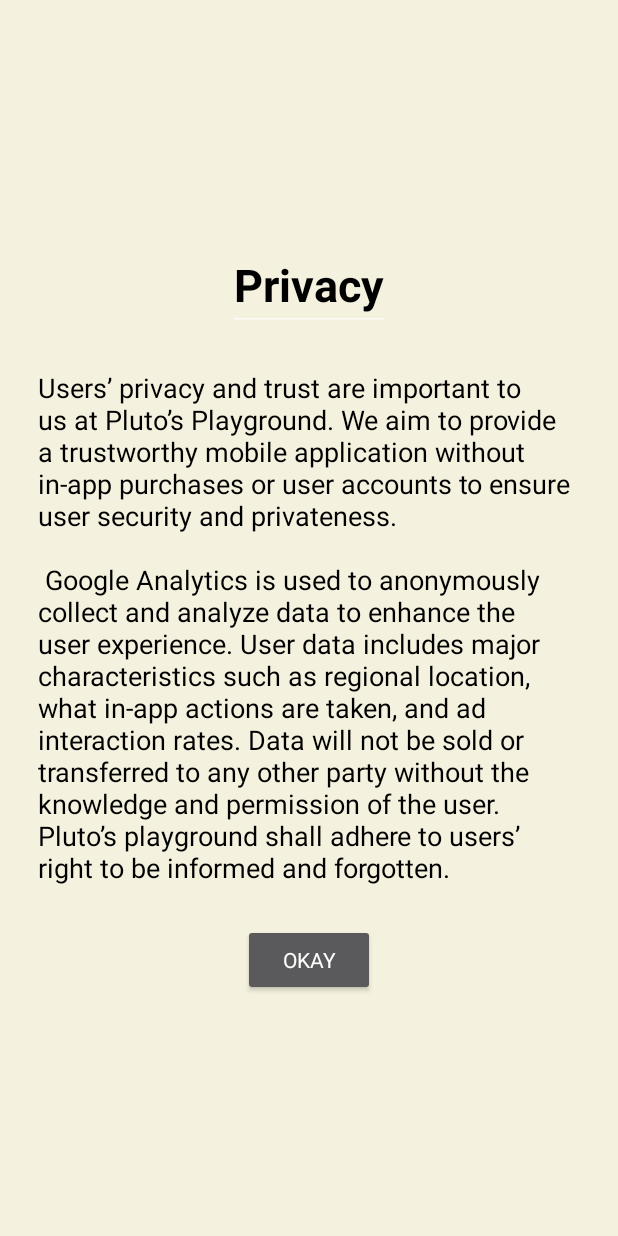
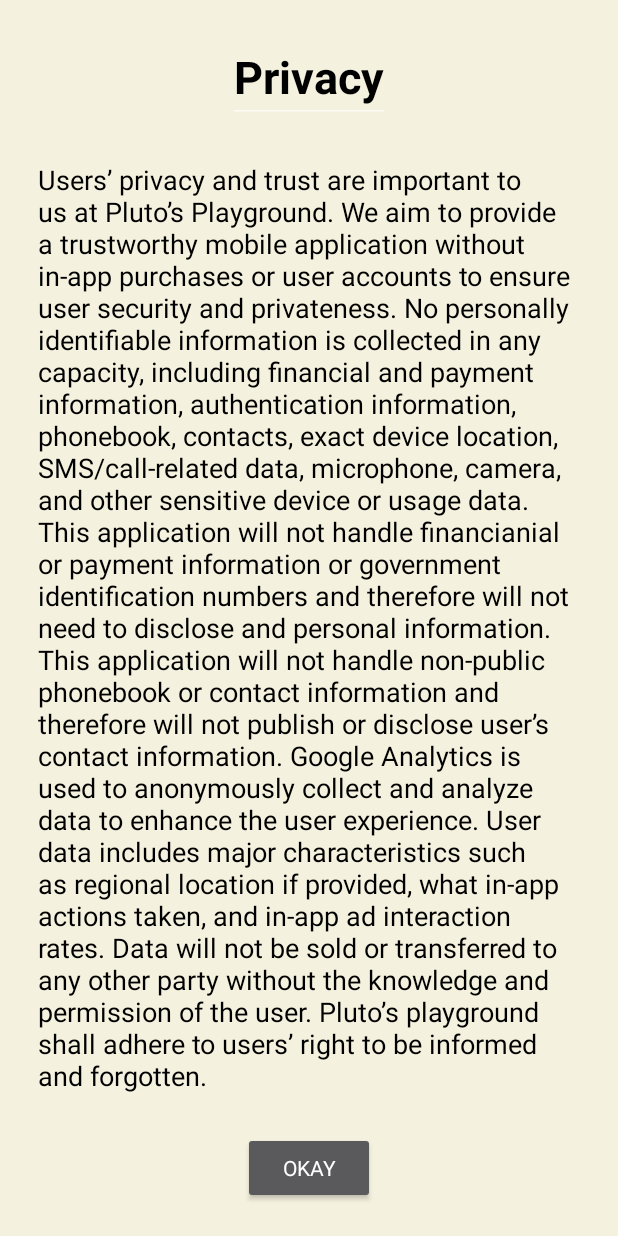
Before and after one commit to seanjoo4/AntColonyMobileGame, an Android app: the Privacy screen opened directly, with no data from a screen before it, on a phone screen of 412 x 824 dp. Run offline under Robolectric (Android 15) with nearby library versions, the phone set to English and light mode, and no system bars; Roboto replaces fonts that are not available here.

Commit message:
privacy policy done

```diff
--- a/app/src/main/res/values/strings.xml
+++ b/app/src/main/res/values/strings.xml
@@ -20,8 +20,7 @@
     <string name="loading">Presented by Pluto\'s Playground</string>
     <string name="strength">Strength: </string>
     <string name="colony_name">Queen\'s Colony</string>
-    <string name="privacy_statement">Users’ privacy and trust are important to us at Pluto’s Playground. We aim to provide a trustworthy mobile application without in-app purchases or user accounts to ensure user security and privateness. \n \n Google Analytics is used to anonymously collect and analyze data to enhance the user experience. User data includes major characteristics such as regional location, what in-app actions are taken, and ad interaction rates. Data will not be sold or transferred to any other party without the knowledge and permission of the user. Pluto’s playground shall adhere to users’ right to be informed and forgotten.
-    </string>
+    <string name="privacy_statement">Users’ privacy and trust are important to us at Pluto’s Playground. We aim to provide a trustworthy mobile application without in-app purchases or user accounts to ensure user security and privateness. No personally identifiable information is collected in any capacity, including financial and payment information, authentication information, phonebook, contacts, exact device location, SMS/call-related data, microphone, camera, and other sensitive device or usage data. This application will not handle financianial or payment information or government identification numbers and therefore will not need to disclose and personal information. This application will not handle non-public phonebook or contact information and therefore will not publish or disclose user’s contact information. Google Analytics is used to anonymously collect and analyze data to enhance the user experience. User data includes major characteristics such as regional location if provided, what in-app actions taken, and in-app ad interaction rates. Data will not be sold or transferred to any other party without the knowledge and permission of the user. Pluto’s playground shall adhere to users’ right to be informed and forgotten. </string>
     <string name="privacy">Privacy</string>
     <string name="privacy_Caps">PRIVACY</string>
     <string name="termsDescription">All contents, logo, and other visual media are the sole property of Pluto’s Playground. Pluto Playground is not responsible for third party redirects, particularly those of Google Ads. \n \n Source code for this application is available at https://github.com/aidanandrucyk/AntColonyMobileApp. While non-commercial use of the source or object code is permitted, commercial use of any description is strictly prohibited without the explicit consent of Pluto’s Playground. Users who fail to follow established guidelines will be barred from further usage in cases of abuse at Pluto’s Playgrounds sole discretion.</string>
```
